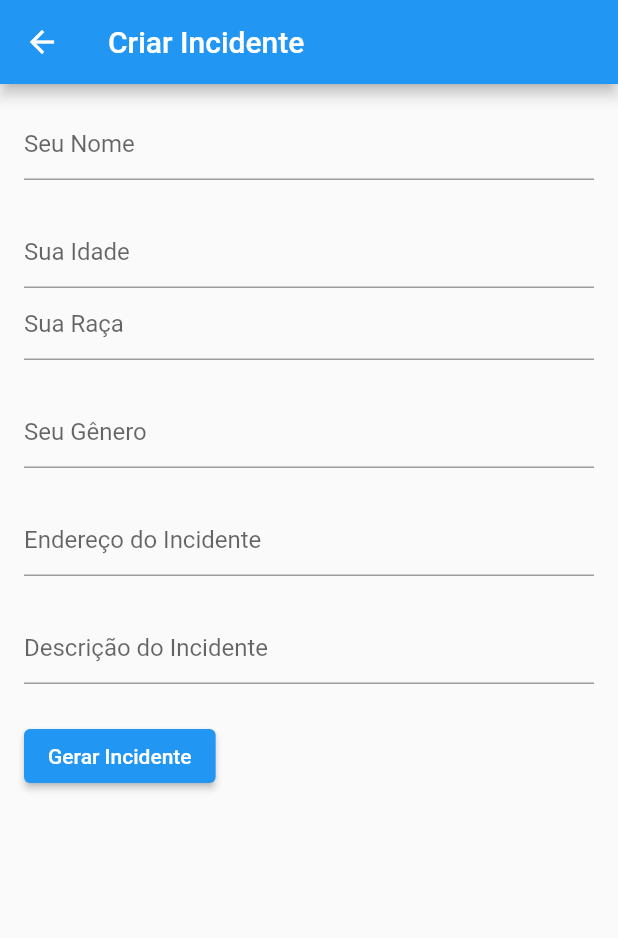
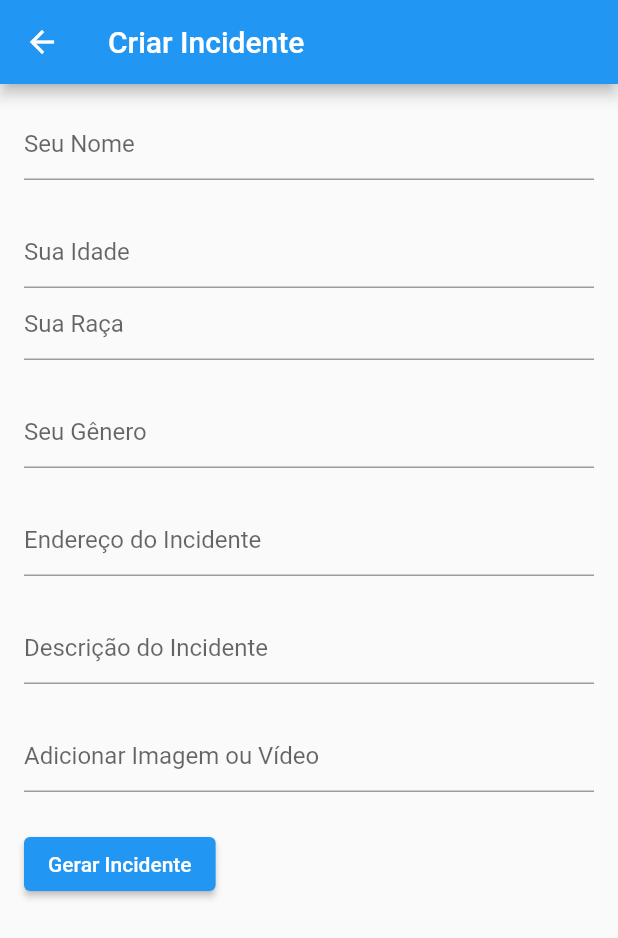
Before and after one commit to Iagolealfa/Cop-Incident, a Flutter app: the CreateIncidentScreen screen opened directly, on a phone screen of 412 x 824 dp. Shown: the top 938 px of the screen. Run offline on Flutter 3.47's test engine with Material 2 defaults, Android fonts, the phone set to English and light mode, and no system bars.

Commit message:
Criação da coluna de adicionar imagem ou vídeo

```diff
--- a/incident/lib/criarIncidente.dart
+++ b/incident/lib/criarIncidente.dart
@@ -99,12 +99,19 @@ class _CreateIncidentScreenState extends State<CreateIncidentScreen> {
                   },
                 ),
                 SizedBox(height: 24),
+                TextFormField(
+                  decoration:
+                      InputDecoration(hintText: 'Adicionar Imagem ou Vídeo'),
+                  onChanged: (value) {
+                    setState(() {
+                      endereco = value;
+                    });
+                  },
+                ),
+                SizedBox(height: 24),
                 ElevatedButton(
                   onPressed: () {
                     if (_formKey.currentState!.validate()) {
-                      // Implemente aqui a lógica para submeter os dados do formulário.
-                      // Por exemplo, enviar os dados para um servidor ou salvá-los localmente.
-                      // Para esta demonstração, apenas exibiremos os dados no console.
                       print('Nome: $nome');
                       print('Idade: $idade');
                       print('Raça: $raca');
```
